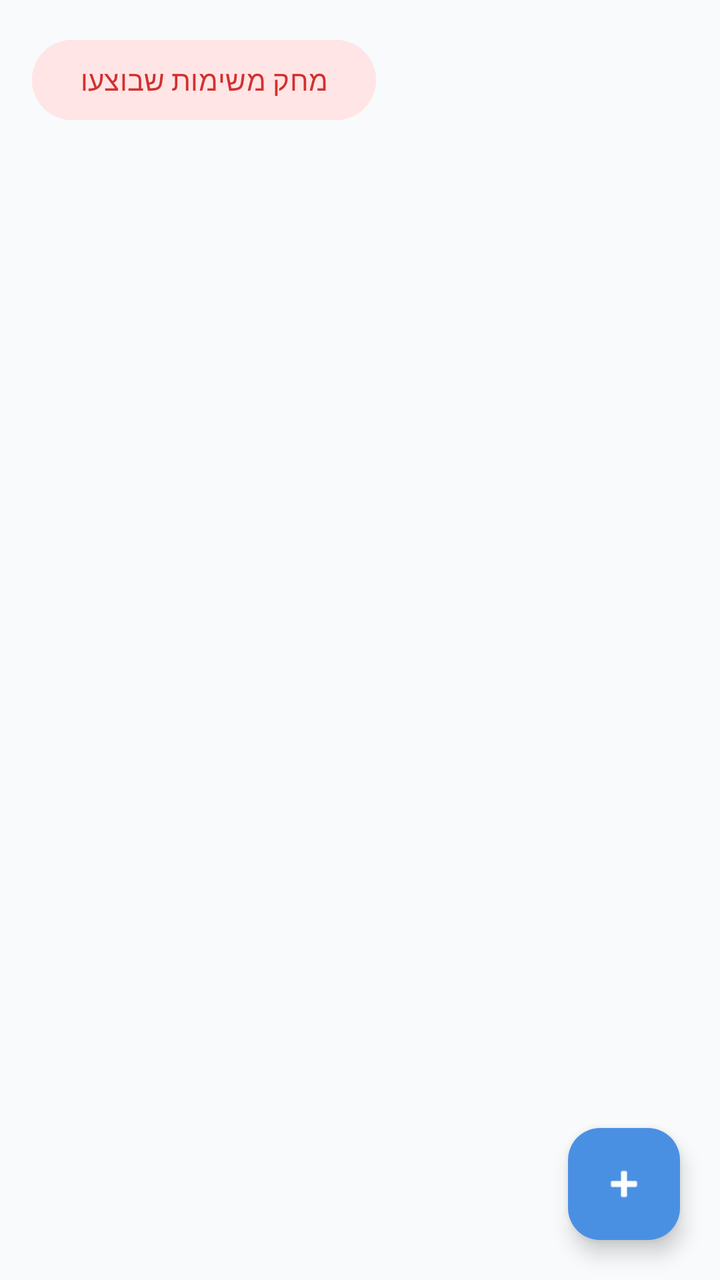
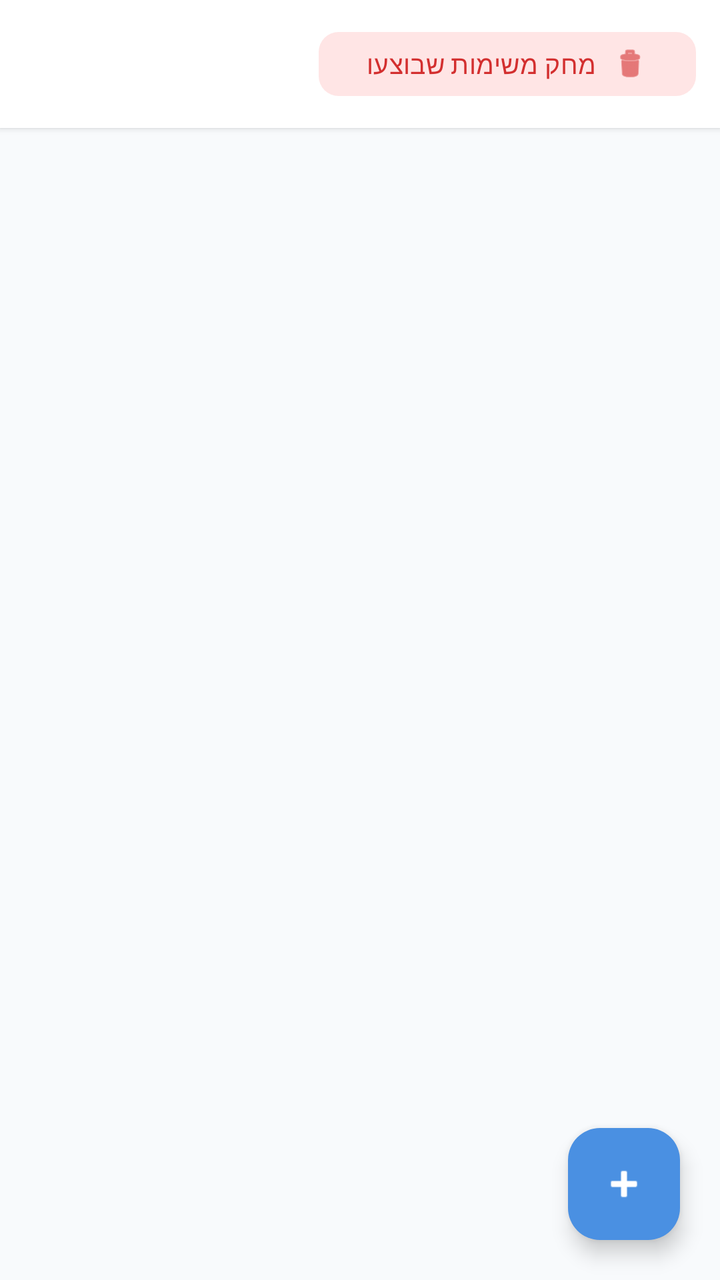

Two renders of the same Android screen: before a commit and after it. Below are the layout's source before the change and the commit's diff.
<!-- AndroidManifest.xml: application theme Theme.FamilyWork -->
<!-- res/layout/fragment_tasks.xml -->
<?xml version="1.0" encoding="utf-8"?>
<androidx.constraintlayout.widget.ConstraintLayout 
    xmlns:android="http://schemas.android.com/apk/res/android"
    xmlns:app="http://schemas.android.com/apk/res-auto"
    android:layout_width="match_parent"
    android:layout_height="match_parent"
    android:background="@color/background">

    
    <Button
        android:id="@+id/btnDeleteDone"
        android:layout_width="wrap_content"
        android:layout_height="wrap_content"
        android:layout_margin="16dp"
        android:text="מחק משימות שבוצעו"
        android:textAllCaps="false"
        android:backgroundTint="#FFE5E5"
        android:textColor="#D32F2F"
        app:layout_constraintStart_toStartOf="parent"
        app:layout_constraintTop_toTopOf="parent" />

    <androidx.recyclerview.widget.RecyclerView
        android:id="@+id/recyclerTasks"
        android:layout_width="match_parent"
        android:layout_height="0dp"
        android:clipToPadding="false"
        android:paddingBottom="80dp"
        app:layout_constraintBottom_toBottomOf="parent"
        app:layout_constraintTop_toBottomOf="@id/btnDeleteDone" />

    <com.google.android.material.floatingactionbutton.FloatingActionButton
        android:id="@+id/fabAddTask"
        android:layout_width="wrap_content"
        android:layout_height="wrap_content"
        android:layout_margin="20dp"
        android:src="@android:drawable/ic_input_add"
        app:backgroundTint="@color/primary"
        app:tint="@color/white"
        app:layout_constraintBottom_toBottomOf="parent"
        app:layout_constraintEnd_toEndOf="parent" />

</androidx.constraintlayout.widget.ConstraintLayout>
<!-- resources referenced by this layout -->
<resources>
  <color name="background">#F8FAFC</color>
  <color name="primary">#4A90E2</color>
  <color name="white">#FFFFFFFF</color>
  <style name="Theme.FamilyWork" parent="Base.Theme.FamilyWork" />
  <style name="Base.Theme.FamilyWork" parent="Theme.Material3.DayNight.NoActionBar">
          
          <item name="colorPrimary">@color/primary</item>
          <item name="colorOnPrimary">@color/white</item>
          <item name="colorPrimaryDark">@color/primary_dark</item>
          <item name="colorAccent">@color/accent</item>
          
          
          <item name="android:windowBackground">@color/background</item>
          <item name="android:statusBarColor">@color/primary</item>
          
          
          <item name="android:textColorPrimary">@color/text_primary</item>
          <item name="android:textColorSecondary">@color/text_secondary</item>
      </style>
  <color name="primary_dark">#357ABD</color>
  <color name="accent">#50E3C2</color>
  <color name="text_primary">#2D3436</color>
  <color name="text_secondary">#636E72</color>
</resources>

<!-- the commit's change to res/layout/fragment_tasks.xml (unified diff, before → after) -->
@@ -1,5 +1,5 @@
 <?xml version="1.0" encoding="utf-8"?>
-<androidx.constraintlayout.widget.ConstraintLayout 
+<androidx.constraintlayout.widget.ConstraintLayout
     xmlns:android="http://schemas.android.com/apk/res/android"
     xmlns:app="http://schemas.android.com/apk/res-auto"
     android:layout_width="match_parent"
@@ -7,26 +7,46 @@
     android:background="@color/background">
 
     
-    <Button
-        android:id="@+id/btnDeleteDone"
-        android:layout_width="wrap_content"
+    <LinearLayout
+        android:id="@+id/topBar"
+        android:layout_width="match_parent"
         android:layout_height="wrap_content"
-        android:layout_margin="16dp"
-        android:text="מחק משימות שבוצעו"
-        android:textAllCaps="false"
-        android:backgroundTint="#FFE5E5"
-        android:textColor="#D32F2F"
-        app:layout_constraintStart_toStartOf="parent"
-        app:layout_constraintTop_toTopOf="parent" />
+        android:orientation="horizontal"
+        android:background="@color/surface"
+        android:elevation="2dp"
+        android:padding="12dp"
+        android:layoutDirection="rtl"
+        app:layout_constraintTop_toTopOf="parent"
+        app:layout_constraintStart_toStartOf="parent">
+
+        <com.google.android.material.button.MaterialButton
+            android:id="@+id/btnDeleteDone"
+            android:layout_width="wrap_content"
+            android:layout_height="40dp"
+            android:text="מחק משימות שבוצעו"
+            android:textAllCaps="false"
+            android:textSize="13sp"
+            android:textColor="#D32F2F"
+            app:backgroundTint="#FFE5E5"
+            app:cornerRadius="10dp"
+            app:icon="@android:drawable/ic_menu_delete"
+            app:iconTint="#D32F2F"
+            app:iconGravity="textStart"
+            app:strokeWidth="0dp"/>
+
+    </LinearLayout>
 
     <androidx.recyclerview.widget.RecyclerView
         android:id="@+id/recyclerTasks"
         android:layout_width="match_parent"
         android:layout_height="0dp"
         android:clipToPadding="false"
-        android:paddingBottom="80dp"
+        android:paddingTop="8dp"
+        android:paddingBottom="90dp"
+        app:layout_constraintTop_toBottomOf="@id/topBar"
         app:layout_constraintBottom_toBottomOf="parent"
-        app:layout_constraintTop_toBottomOf="@id/btnDeleteDone" />
+        app:layout_constraintStart_toStartOf="parent"
+        app:layout_constraintEnd_toEndOf="parent"/>
 
     <com.google.android.material.floatingactionbutton.FloatingActionButton
         android:id="@+id/fabAddTask"
@@ -36,7 +56,8 @@
         android:src="@android:drawable/ic_input_add"
         app:backgroundTint="@color/primary"
         app:tint="@color/white"
+        app:shapeAppearanceOverlay="@style/FABRounded"
         app:layout_constraintBottom_toBottomOf="parent"
-        app:layout_constraintEnd_toEndOf="parent" />
+        app:layout_constraintEnd_toEndOf="parent"/>
 
 </androidx.constraintlayout.widget.ConstraintLayout>
<!-- resource entries referenced after the edit -->
@@ -2,7 +2,12 @@
 <resources>
   <color name="background">#F8FAFC</color>
   <color name="primary">#4A90E2</color>
+  <color name="surface">#FFFFFF</color>
   <color name="white">#FFFFFFFF</color>
+  <style name="FABRounded" parent="">
+          <item name="cornerFamily">rounded</item>
+          <item name="cornerSize">16dp</item>
+      </style>
   <style name="Theme.FamilyWork" parent="Base.Theme.FamilyWork" />
   <style name="Base.Theme.FamilyWork" parent="Theme.Material3.DayNight.NoActionBar">
           
